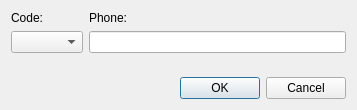
okostynchuk/Outcall, file SpeedDialDialog.ui: the form before one commit.
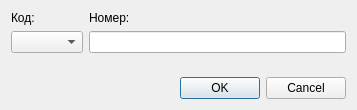
The form after the commit. Icons and pictures are not drawn.

The edit to the form file:
```diff
--- a/SpeedDialDialog.ui
+++ b/SpeedDialDialog.ui
@@ -40,7 +40,7 @@
        <item>
         <widget class="QLabel" name="codeLabel">
          <property name="text">
-          <string>Code:</string>
+          <string>Код:</string>
          </property>
         </widget>
        </item>
@@ -67,7 +67,7 @@
        <item>
         <widget class="QLabel" name="phoneLabel">
          <property name="text">
-          <string>Phone:</string>
+          <string>Номер:</string>
          </property>
         </widget>
        </item>
```
